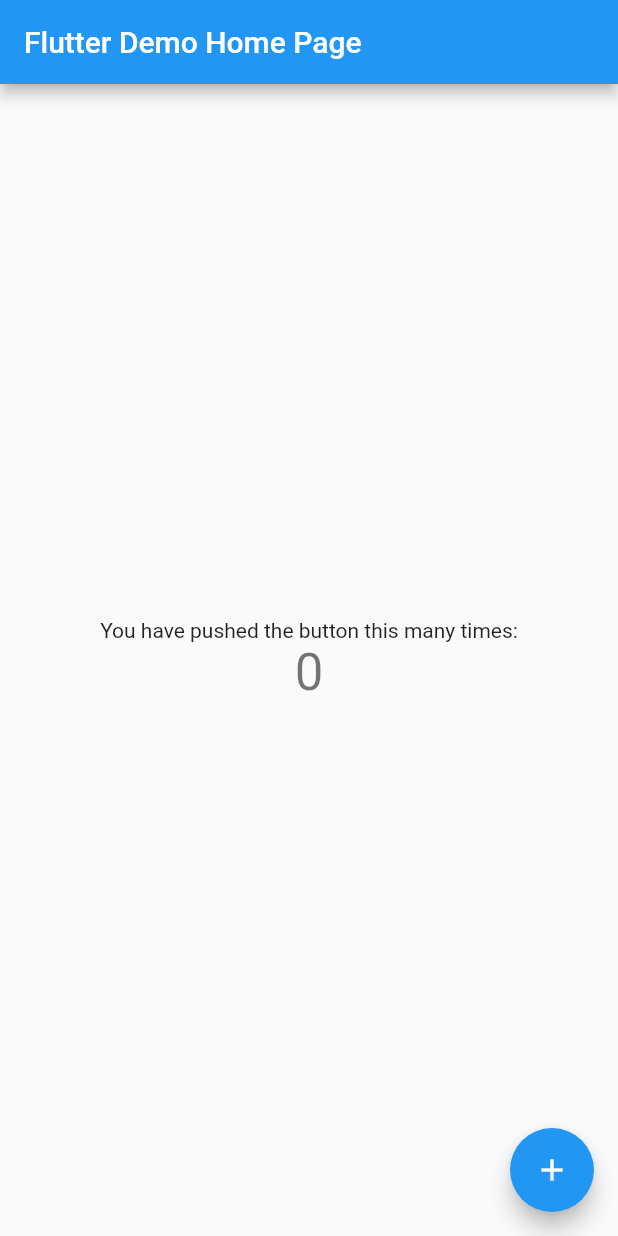
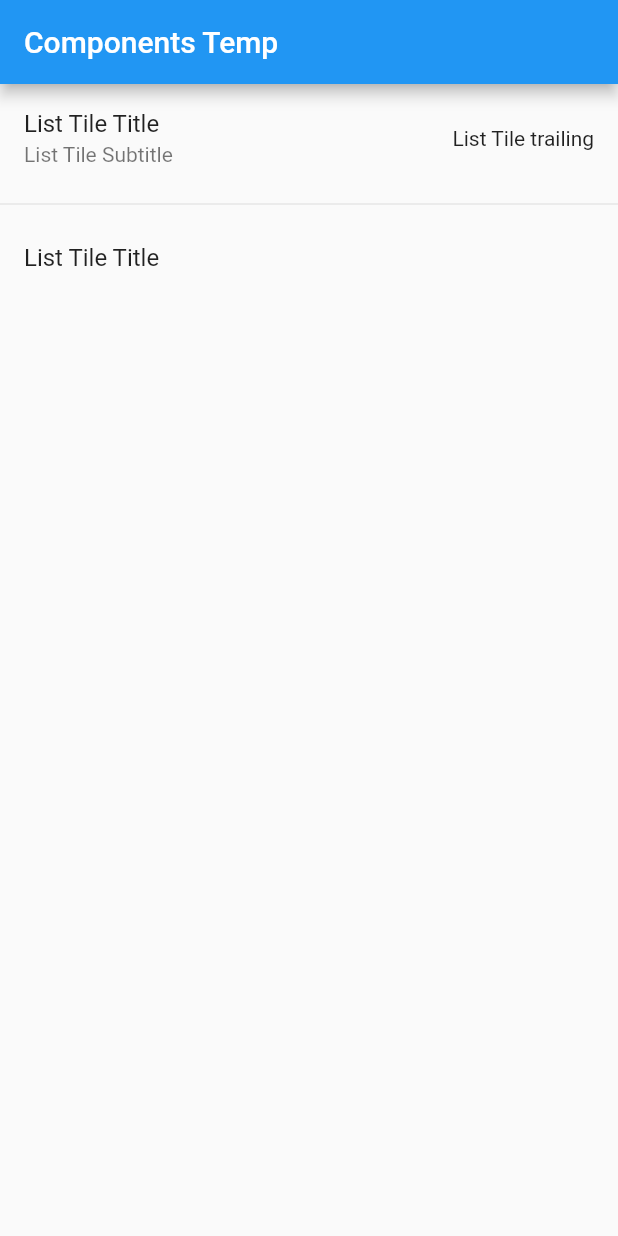
Before and after one commit to ascstb/FlutterCourse, a Flutter app: the screen it shows after launch, on a phone screen of 412 x 824 dp. Run offline on Flutter 3.47's test engine with Material 2 defaults, Android fonts, the phone set to English and light mode, and no system bars.

Commit message:
Section 6 - Lesson 62: ListView

```diff
--- a/components_app/lib/main.dart
+++ b/components_app/lib/main.dart
@@ -1,117 +1,15 @@
+import 'package:components_app/src/pages/home_temp.dart';
 import 'package:flutter/material.dart';
 
-void main() {
-  runApp(MyApp());
-}
+void main() => runApp(MyApp());
 
 class MyApp extends StatelessWidget {
-  // This widget is the root of your application.
   @override
   Widget build(BuildContext context) {
     return MaterialApp(
-      title: 'Flutter Demo',
-      theme: ThemeData(
-        // This is the theme of your application.
-        //
-        // Try running your application with "flutter run". You'll see the
-        // application has a blue toolbar. Then, without quitting the app, try
-        // changing the primarySwatch below to Colors.green and then invoke
-        // "hot reload" (press "r" in the console where you ran "flutter run",
-        // or simply save your changes to "hot reload" in a Flutter IDE).
-        // Notice that the counter didn't reset back to zero; the application
-        // is not restarted.
-        primarySwatch: Colors.blue,
-        // This makes the visual density adapt to the platform that you run
-        // the app on. For desktop platforms, the controls will be smaller and
-        // closer together (more dense) than on mobile platforms.
-        visualDensity: VisualDensity.adaptivePlatformDensity,
-      ),
-      home: MyHomePage(title: 'Flutter Demo Home Page'),
+      debugShowCheckedModeBanner: false,
+      title: 'Components App',
+      home: HomePageTemp(),
     );
   }
 }
-
-class MyHomePage extends StatefulWidget {
-  MyHomePage({Key key, this.title}) : super(key: key);
-
-  // This widget is the home page of your application. It is stateful, meaning
-  // that it has a State object (defined below) that contains fields that affect
-  // how it looks.
-
-  // This class is the configuration for the state. It holds the values (in this
-  // case the title) provided by the parent (in this case the App widget) and
-  // used by the build method of the State. Fields in a Widget subclass are
-  // always marked "final".
-
-  final String title;
-
-  @override
-  _MyHomePageState createState() => _MyHomePageState();
-}
-
-class _MyHomePageState extends State<MyHomePage> {
-  int _counter = 0;
-
-  void _incrementCounter() {
-    setState(() {
-      // This call to setState tells the Flutter framework that something has
-      // changed in this State, which causes it to rerun the build method below
-      // so that the display can reflect the updated values. If we changed
-      // _counter without calling setState(), then the build method would not be
-      // called again, and so nothing would appear to happen.
-      _counter++;
-    });
-  }
-
-  @override
-  Widget build(BuildContext context) {
-    // This method is rerun every time setState is called, for instance as done
-    // by the _incrementCounter method above.
-    //
-    // The Flutter framework has been optimized to make rerunning build methods
-    // fast, so that you can just rebuild anything that needs updating rather
-    // than having to individually change instances of widgets.
-    return Scaffold(
-      appBar: AppBar(
-        // Here we take the value from the MyHomePage object that was created by
-        // the App.build method, and use it to set our appbar title.
-        title: Text(widget.title),
-      ),
-      body: Center(
-        // Center is a layout widget. It takes a single child and positions it
-        // in the middle of the parent.
-        child: Column(
-          // Column is also a layout widget. It takes a list of children and
-          // arranges them vertically. By default, it sizes itself to fit its
-          // children horizontally, and tries to be as tall as its parent.
-          //
-          // Invoke "debug painting" (press "p" in the console, choose the
-          // "Toggle Debug Paint" action from the Flutter Inspector in Android
-          // Studio, or the "Toggle Debug Paint" command in Visual Studio Code)
-          // to see the wireframe for each widget.
-          //
-          // Column has various properties to control how it sizes itself and
-          // how it positions its children. Here we use mainAxisAlignment to
-          // center the children vertically; the main axis here is the vertical
-          // axis because Columns are vertical (the cross axis would be
-          // horizontal).
-          mainAxisAlignment: MainAxisAlignment.center,
-          children: <Widget>[
-            Text(
-              'You have pushed the button this many times:',
-            ),
-            Text(
-              '$_counter',
-              style: Theme.of(context).textTheme.headline4,
-            ),
-          ],
-        ),
-      ),
-      floatingActionButton: FloatingActionButton(
-        onPressed: _incrementCounter,
-        tooltip: 'Increment',
-        child: Icon(Icons.add),
-      ), // This trailing comma makes auto-formatting nicer for build methods.
-    );
-  }
-}
--- /dev/null
+++ b/components_app/lib/src/pages/home_temp.dart
@@ -0,0 +1,25 @@
+import 'package:flutter/material.dart';
+
+class HomePageTemp extends StatelessWidget {
+  @override
+  Widget build(BuildContext context) {
+    return Scaffold(
+      appBar: AppBar(
+        title: Text("Components Temp"),
+      ),
+      body: ListView(
+        children: [
+          ListTile(
+            title: Text("List Tile Title"),
+            subtitle: Text("List Tile Subtitle"),
+            trailing: Text("List Tile trailing"),
+          ),
+          Divider(),
+          ListTile(
+            title: Text("List Tile Title"),
+          )
+        ],
+      ),
+    );
+  }
+}
```
